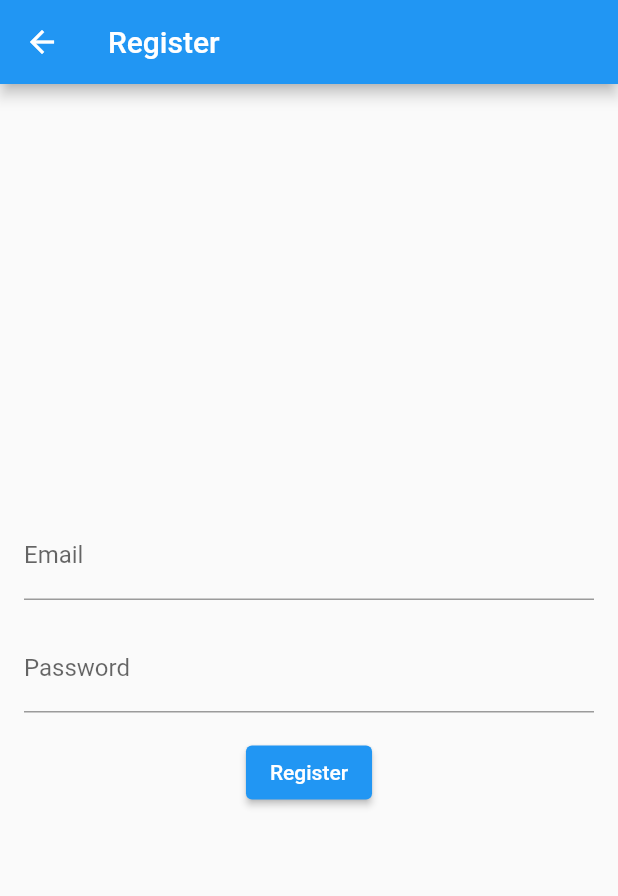
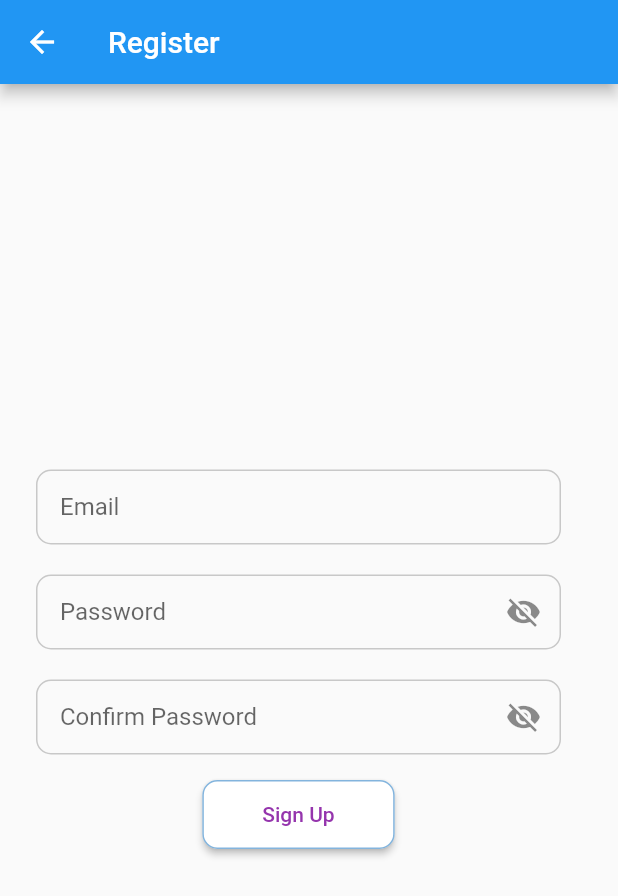
Before and after one commit to George535220173/UAS_E-MONEY, a Flutter app: the RegisterPage screen opened directly, on a phone screen of 412 x 824 dp. Shown: the top 896 px of the screen. Run offline on Flutter 3.47's test engine with Material 2 defaults, Android fonts, the phone set to English and light mode, and no system bars; our stand-ins replace firebase_auth; accounts and stored records are empty; network calls fail.

Commit message:
update register

```diff
--- a/lib/main.dart
+++ b/lib/main.dart
@@ -2,11 +2,13 @@ import 'package:flutter/material.dart';
 import 'package:uas_emoney/registerlogin/login.dart';
 import 'Home/home.dart';
 
-void main(){
+
+void main() {
   runApp(const myApp());
 }
 
 class myApp extends StatelessWidget {
+
   const myApp({Key? key}) : super(key: key);
 
   @override
--- a/lib/registerlogin/register.dart
+++ b/lib/registerlogin/register.dart
@@ -1,5 +1,6 @@
 import 'package:flutter/material.dart';
 import 'package:uas_emoney/registerlogin/login.dart';
+import 'package:firebase_auth/firebase_auth.dart';
 
 class RegisterPage extends StatefulWidget {
   @override
@@ -9,6 +10,9 @@ class RegisterPage extends StatefulWidget {
 class _RegisterPageState extends State<RegisterPage> {
   TextEditingController emailController = TextEditingController();
   TextEditingController passwordController = TextEditingController();
+  TextEditingController confirmPasswordController = TextEditingController();
+  bool isPasswordVisible = false;
+  bool isConfirmPasswordVisible = false;
 
   @override
   Widget build(BuildContext context) {
@@ -17,40 +21,137 @@ class _RegisterPageState extends State<RegisterPage> {
         title: Text('Register'),
       ),
       body: Padding(
-        padding: const EdgeInsets.all(16.0),
+        padding: const EdgeInsets.all(24.0),
         child: Column(
           mainAxisAlignment: MainAxisAlignment.center,
           children: [
-            TextField(
+            // Box Email
+            Container(
+              width: 350,
+              decoration: BoxDecoration(
+                border: Border.all(
+                  color: Color.fromARGB(255, 0, 0, 0).withOpacity(0.2),
+                ),
+                borderRadius: BorderRadius.circular(10.0),
+              ),
+              child: TextField(
                 controller: emailController,
                 decoration: InputDecoration(
                   labelText: 'Email',
+                  border: InputBorder.none,
+                  contentPadding: EdgeInsets.symmetric(horizontal: 15.0),
+                ),
+              ),
+            ),
+            SizedBox(height: 20),
+
+            // Box Password
+            Container(
+              width: 350,
+              decoration: BoxDecoration(
+                border: Border.all(
+                  color: const Color.fromARGB(255, 0, 0, 0).withOpacity(0.2),
+                ),
+                borderRadius: BorderRadius.circular(10.0),
+              ),
+              child: TextField(
+                controller: passwordController,
+                obscureText: !isPasswordVisible,
+                decoration: InputDecoration(
+                  labelText: 'Password',
+                  suffixIcon: IconButton(
+                    icon: isPasswordVisible
+                        ? Icon(Icons.visibility)
+                        : Icon(Icons.visibility_off),
+                    onPressed: () {
+                      setState(() {
+                        isPasswordVisible = !isPasswordVisible;
+                      });
+                    },
+                  ),
+                  border: InputBorder.none,
+                  contentPadding: EdgeInsets.symmetric(horizontal: 15.0),
+                ),
+              ),
+            ),
+            SizedBox(height: 20),
+
+            // Box Confirm Password
+            Container(
+              width: 350,
+              decoration: BoxDecoration(
+                border: Border.all(
+                  color: const Color.fromARGB(255, 0, 0, 0).withOpacity(0.2),
+                ),
+                borderRadius: BorderRadius.circular(10.0),
+              ),
+              child: TextField(
+                controller: confirmPasswordController,
+                obscureText: !isConfirmPasswordVisible,
+                decoration: InputDecoration(
+                  labelText: 'Confirm Password',
+                  suffixIcon: IconButton(
+                    icon: isConfirmPasswordVisible
+                        ? Icon(Icons.visibility)
+                        : Icon(Icons.visibility_off),
+                    onPressed: () {
+                      setState(() {
+                        isConfirmPasswordVisible = !isConfirmPasswordVisible;
+                      });
+                    },
+                  ),
+                  border: InputBorder.none,
+                  contentPadding: EdgeInsets.symmetric(horizontal: 15.0),
+                ),
               ),
             ),
             SizedBox(height: 16),
-            TextField(
-              controller: passwordController,
-              decoration: InputDecoration(
-                labelText: 'Password',
-              ),
-              obscureText: true,
-            ),
-            SizedBox(height: 16),
+
+            // Sign Up Button
+// Sign Up Button
             ElevatedButton(
               onPressed: () {
-                // Simpan informasi registrasi (misalnya, di database)
-                String email = emailController.text;
-                String password = passwordController.text;
+                // Validate email and password
+                bool isEmailValid = emailController.text.endsWith('@gmail.com');
+                bool isPasswordMatch =
+                    passwordController.text == confirmPasswordController.text;
 
-                // Pindah ke halaman login setelah registrasi
+                if (!isEmailValid) {
+                  ScaffoldMessenger.of(context).showSnackBar(
+                    SnackBar(
+                      content: Text('Invalid email format'),
+                      backgroundColor: Colors.red,
+                    ),
+                  );
+                } else if (!isPasswordMatch) {
+                  ScaffoldMessenger.of(context).showSnackBar(
+                    SnackBar(
+                      content: Text('Password does not match'),
+                      backgroundColor: Colors.red,
+                    ),
+                  );
+                } else {
+                  // Register logic here
+
+                  // Move to login page after successful registration
                   Navigator.push(
                     context,
                     MaterialPageRoute(
                       builder: (context) => LoginPage(),
                     ),
                   );
+                }
               },
-              child: Text('Register'),
+              style: ElevatedButton.styleFrom(
+                primary: Color.fromARGB(255, 255, 255, 255), // Background color
+                onPrimary: Color.fromARGB(255, 149, 53, 173), // Text color
+                padding: EdgeInsets.symmetric(horizontal: 40, vertical: 15),
+                shape: RoundedRectangleBorder(
+                  borderRadius: BorderRadius.circular(10.0),
+                  side: BorderSide(color: const Color.fromARGB(155, 51, 132, 199)), // Warna garis luar
+                ),
+              ),
+              child: Text('Sign Up'),
             ),
           ],
         ),
--- a/pubspec.yaml
+++ b/pubspec.yaml
@@ -30,6 +30,8 @@ environment:
 dependencies:
   flutter:
     sdk: flutter
+  firebase_core: ^2.22.0
+  firebase_auth: ^4.14.0
 
 
   # The following adds the Cupertino Icons font to your application.
```
Also changed, not shown: flutter_01.png (added), lib/registerlogin/login.dart (line endings or trailing spaces), pubspec.lock, 4 other files. Lines whose indentation alone changed are shown as unchanged.
